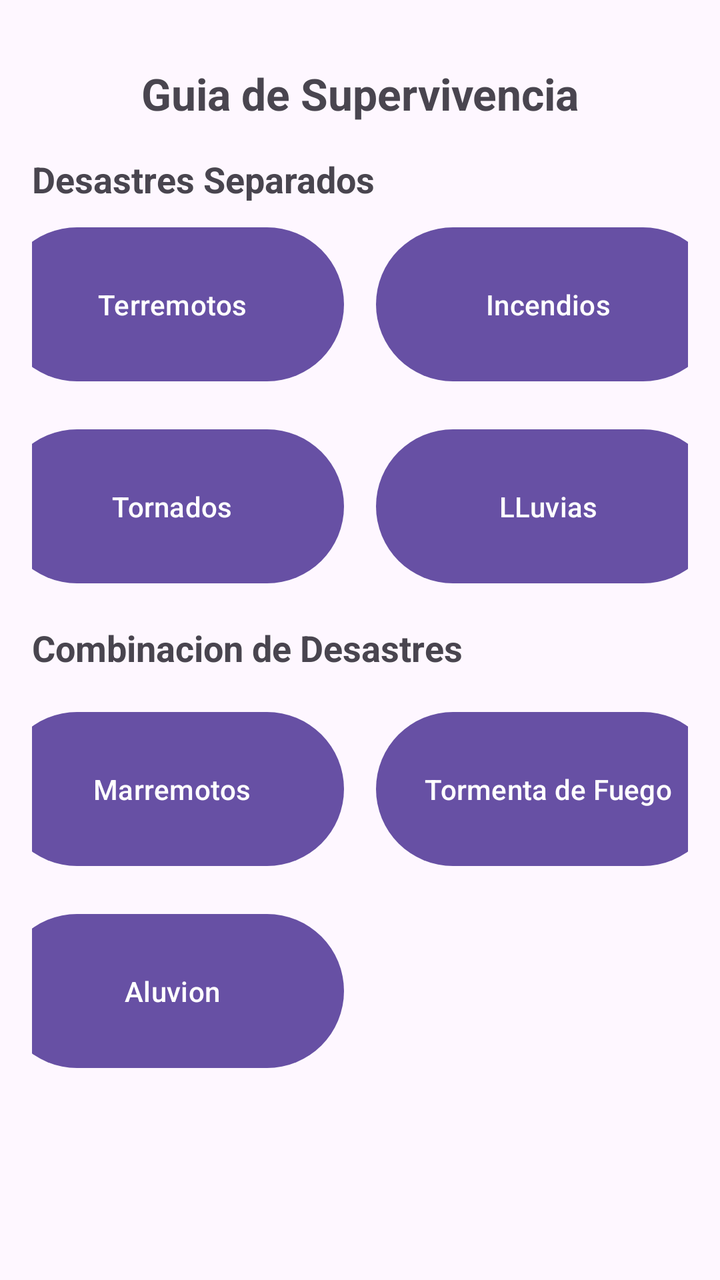
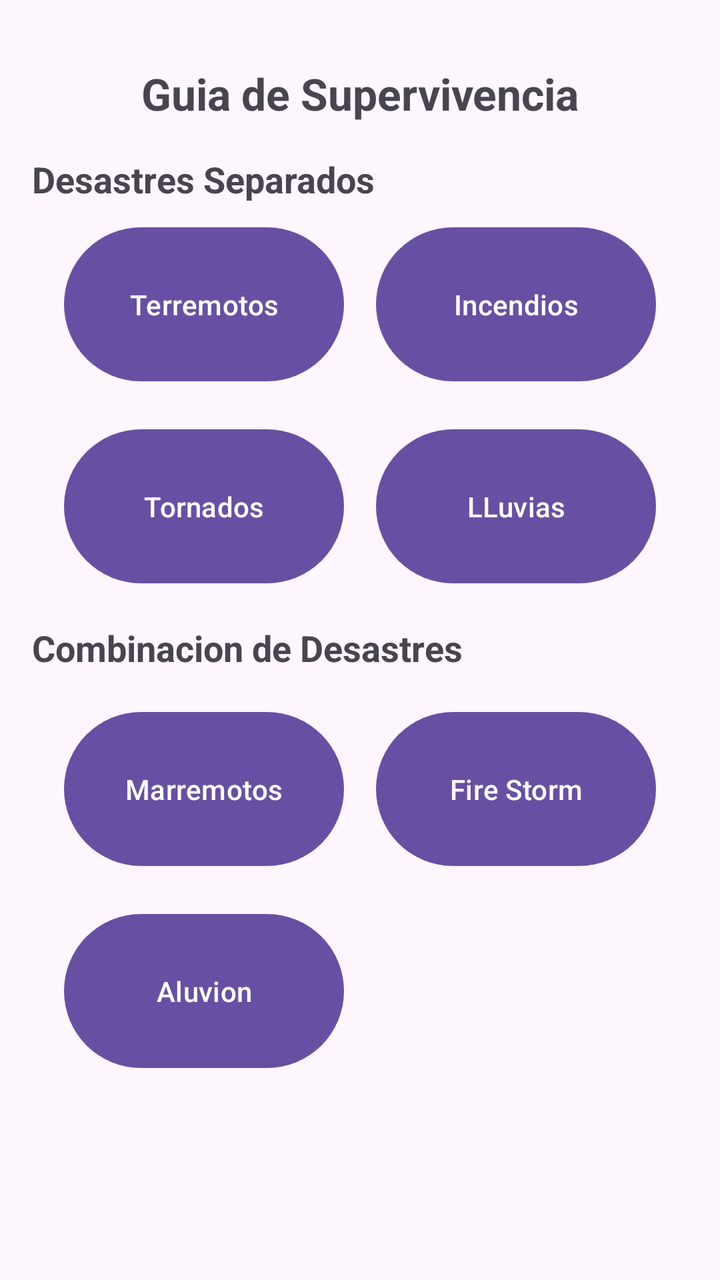

An Android layout rendered at two revisions. The XML below is the earlier revision; the diff shows what the commit changed to produce the second picture.
<!-- AndroidManifest.xml: application theme Theme.MyApp -->
<!-- res/layout/activity_main.xml -->
<?xml version="1.0" encoding="utf-8"?>
<androidx.constraintlayout.widget.ConstraintLayout
    xmlns:android="http://schemas.android.com/apk/res/android"
    xmlns:app="http://schemas.android.com/apk/res-auto"
    xmlns:tools="http://schemas.android.com/tools"
    android:id="@+id/main"
    android:layout_width="match_parent"
    android:layout_height="match_parent"
    tools:context=".MainActivity">


    <ScrollView
        android:layout_width="match_parent"
        android:layout_height="match_parent"
        app:layout_constraintBottom_toBottomOf="parent"
        app:layout_constraintEnd_toEndOf="parent"
        app:layout_constraintStart_toStartOf="parent"
        app:layout_constraintTop_toTopOf="parent">


        <LinearLayout
            android:layout_width="match_parent"
            android:layout_height="wrap_content"
            android:orientation="vertical"
            android:padding="16dp"
            tools:ignore="MissingConstraints"
            tools:layout_editor_absoluteX="0dp"
            tools:layout_editor_absoluteY="7dp">


            <TextView
                android:id="@+id/TituloPrincipal"
                android:layout_width="match_parent"
                android:layout_height="wrap_content"
                android:layout_marginTop="16dp"
                android:layout_marginBottom="16dp"
                android:gravity="center"
                android:text="@string/TXT_Guías_de_supervivencia"
                android:textAlignment="center"
                android:textSize="22sp"
                android:textStyle="bold" />


            <TextView
                android:layout_width="match_parent"
                android:layout_height="wrap_content"
                android:text="@string/Txt_Desastres_Unicos"
                android:textSize="18sp"
                android:textStyle="bold"
                android:layout_marginBottom="8dp"/>

            
            <LinearLayout
                android:layout_width="match_parent"
                android:layout_height="wrap_content"
                android:orientation="horizontal"
                android:gravity="center_horizontal"
                android:layout_marginBottom="16dp"> 

                <Button
                    android:id="@+id/boton_Terremotos"
                    android:layout_width="172dp"
                    android:layout_height="85dp"
                    android:text="@string/Txt_Terremotos"
                    android:layout_marginEnd="8dp"/> 

                <Button
                    android:id="@+id/boton_Incendios"
                    android:layout_width="172dp"
                    android:layout_height="85dp"
                    android:text="@string/Txt_Desastre_Incendio"
                    android:layout_marginStart="8dp"/>
            </LinearLayout>

            
            <LinearLayout
                android:layout_width="match_parent"
                android:layout_height="wrap_content"
                android:orientation="horizontal"
                android:gravity="center_horizontal"
                android:layout_marginBottom="16dp"> 

                <Button
                    android:id="@+id/boton_Tornados"
                    android:layout_width="172dp"
                    android:layout_height="85dp"
                    android:text="@string/Txt_Tornados"
                    android:layout_marginEnd="8dp"/> 

                <Button
                    android:id="@+id/boton_Lluvias"
                    android:layout_width="172dp"
                    android:layout_height="85dp"
                    android:text="@string/Txt_LLuvias"
                    android:layout_marginStart="8dp"/> 
            </LinearLayout>


            <TextView
                android:layout_width="match_parent"
                android:layout_height="wrap_content"
                android:text="@string/Txt_Desastres_Fusionados"
                android:textSize="18sp"
                android:textStyle="bold"
                android:layout_marginBottom="16dp"/>

            <LinearLayout
                android:layout_width="match_parent"
                android:layout_height="wrap_content"
                android:orientation="horizontal"
                android:gravity="center_horizontal">

                <Button
                    android:id="@+id/boton_Maremotos"
                    android:layout_width="172dp"
                    android:layout_height="85dp"
                    android:text="@string/Txt_Desastre_Marremoto"
                    android:layout_marginEnd="8dp"/>


                <Button
                    android:id="@+id/boton_Tormenta_Fuego"
                    android:layout_width="172dp"
                    android:layout_height="85dp"
                    android:layout_marginStart="8dp"
                    android:text="@string/Txt_Tormenta_de_FUEGOO" />
            </LinearLayout>

            <LinearLayout
                android:layout_width="match_parent"
                android:layout_height="wrap_content"
                android:layout_marginTop="16dp"
                android:gravity="center_horizontal"
                android:orientation="horizontal">

                <Button
                    android:id="@+id/Aluvion"
                    android:layout_width="172dp"
                    android:layout_height="85dp"
                    android:layout_marginEnd="8dp"
                    android:text="@string/txt_Aluvion" />

                <Space
                    android:layout_width="172dp"
                    android:layout_height="85dp"
                    android:layout_marginStart="8dp"/>

            </LinearLayout>

        </LinearLayout>
    </ScrollView>
</androidx.constraintlayout.widget.ConstraintLayout>
<!-- resources referenced by this layout -->
<resources>
  <string name="Txt_Desastre_Incendio">Incendios</string>
  <string name="Txt_Desastre_Marremoto">Marremotos</string>
  <string name="Txt_Desastres_Fusionados">Combinacion de Desastres</string>
  <string name="Txt_Desastres_Unicos">Desastres Separados</string>
  <string name="Txt_LLuvias">LLuvias</string>
  <string name="Txt_Terremotos">Terremotos</string>
  <string name="Txt_Tormenta_de_FUEGOO">Tormenta de Fuego</string>
  <string name="Txt_Tornados">Tornados</string>
  <string name="txt_Aluvion">Aluvion</string>
  <style name="Theme.MyApp" parent="Base.Theme.MyApp" />
  <style name="Base.Theme.MyApp" parent="Theme.Material3.DayNight.NoActionBar">
          
          
      </style>
</resources>

<!-- the commit's change to res/layout/activity_main.xml (unified diff, before → after) -->
@@ -59,14 +59,14 @@
 
                 <Button
                     android:id="@+id/boton_Terremotos"
-                    android:layout_width="172dp"
+                    android:layout_width="140dp"
                     android:layout_height="85dp"
                     android:text="@string/Txt_Terremotos"
                     android:layout_marginEnd="8dp"/> 
 
                 <Button
                     android:id="@+id/boton_Incendios"
-                    android:layout_width="172dp"
+                    android:layout_width="140dp"
                     android:layout_height="85dp"
                     android:text="@string/Txt_Desastre_Incendio"
                     android:layout_marginStart="8dp"/>
@@ -82,14 +82,14 @@
 
                 <Button
                     android:id="@+id/boton_Tornados"
-                    android:layout_width="172dp"
+                    android:layout_width="140dp"
                     android:layout_height="85dp"
                     android:text="@string/Txt_Tornados"
                     android:layout_marginEnd="8dp"/> 
 
                 <Button
                     android:id="@+id/boton_Lluvias"
-                    android:layout_width="172dp"
+                    android:layout_width="140dp"
                     android:layout_height="85dp"
                     android:text="@string/Txt_LLuvias"
                     android:layout_marginStart="8dp"/> 
@@ -112,7 +112,7 @@
 
                 <Button
                     android:id="@+id/boton_Maremotos"
-                    android:layout_width="172dp"
+                    android:layout_width="140dp"
                     android:layout_height="85dp"
                     android:text="@string/Txt_Desastre_Marremoto"
                     android:layout_marginEnd="8dp"/>
@@ -120,7 +120,7 @@
 
                 <Button
                     android:id="@+id/boton_Tormenta_Fuego"
-                    android:layout_width="172dp"
+                    android:layout_width="140dp"
                     android:layout_height="85dp"
                     android:layout_marginStart="8dp"
                     android:text="@string/Txt_Tormenta_de_FUEGOO" />
@@ -134,14 +134,14 @@
                 android:orientation="horizontal">
 
                 <Button
-                    android:id="@+id/Aluvion"
-                    android:layout_width="172dp"
+                    android:id="@+id/boton_Aluvion"
+                    android:layout_width="140dp"
                     android:layout_height="85dp"
                     android:layout_marginEnd="8dp"
                     android:text="@string/txt_Aluvion" />
 
                 <Space
-                    android:layout_width="172dp"
+                    android:layout_width="140dp"
                     android:layout_height="85dp"
                     android:layout_marginStart="8dp"/>
 
<!-- resource entries referenced after the edit -->
@@ -6,7 +6,7 @@
   <string name="Txt_Desastres_Unicos">Desastres Separados</string>
   <string name="Txt_LLuvias">LLuvias</string>
   <string name="Txt_Terremotos">Terremotos</string>
-  <string name="Txt_Tormenta_de_FUEGOO">Tormenta de Fuego</string>
+  <string name="Txt_Tormenta_de_FUEGOO">Fire Storm</string>
   <string name="Txt_Tornados">Tornados</string>
   <string name="txt_Aluvion">Aluvion</string>
   <style name="Theme.MyApp" parent="Base.Theme.MyApp" />
